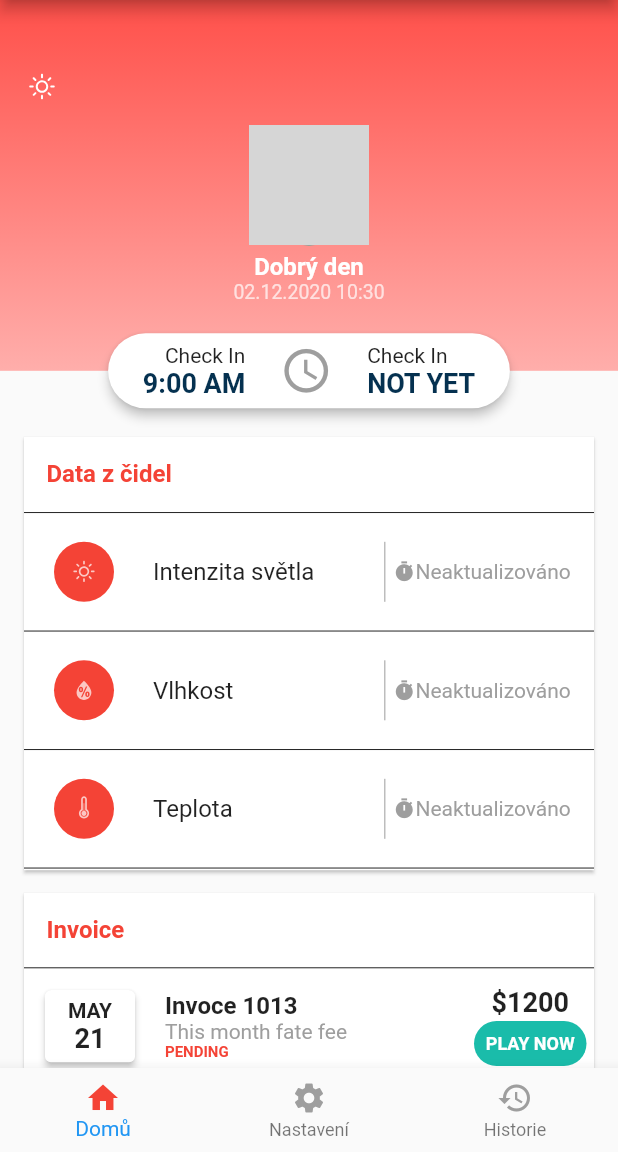
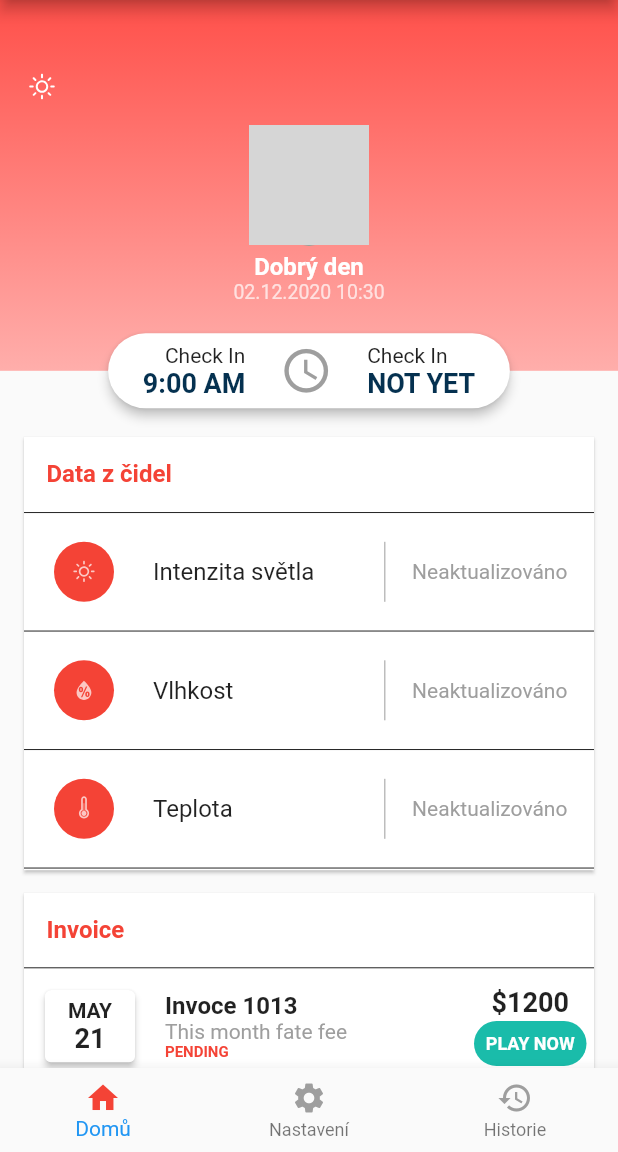
Before and after one commit to LeMatosDeFuk/maturita, a Flutter app: the screen it shows after launch, on a phone screen of 412 x 824 dp, the part 84-1236 px from its top. Run offline on Flutter 3.47's test engine with Material 2 defaults, Android fonts, the phone set to English and light mode, and no system bars; our stand-ins replace weather_icons; network calls fail; grey boxes are pictures that could not be loaded.

Commit message:
Update home.dart

```diff
--- a/lib/pages/home.dart
+++ b/lib/pages/home.dart
@@ -30,12 +30,13 @@ class _HomeState extends State<Home> {
       response = await http
           .get(url + 'photo-sensor', headers: {"Accept": "plain/text"});
       setState(() {
-        var photoSensorValue = double.parse(response.body);
-        if (photoSensorValue < 300.00) {
+        double photoSensorData = double.parse(response.body);
+        photoSensorValue = photoSensorData.toString();
+
+        if (photoSensorData < 300.00) {
           timeIcon = WeatherIcons.night_clear;
           welcomeText = "Dobrý večer";
         }
-        print(photoSensorValue);
       });
     } catch (e) {
       photoSensorValue = 'Nelze načíst data';
@@ -441,24 +442,14 @@ class _HomeState extends State<Home> {
               ),
             ),
           ),
-          child: Padding(
-            padding: const EdgeInsets.only(left: 5),
-            child: Row(
-              children: <Widget>[
-                Icon(
-                  Icons.timer,
-                  color: Colors.grey,
-                  size: 15,
-                ),
-                Text(
-                  sensorValue,
-                  style: TextStyle(
-                    color: Colors.grey,
-                  ),
-                )
-              ],
+          child: Center(
+              child: Text(
+            sensorValue,
+            textAlign: TextAlign.center,
+            style: TextStyle(
+              color: Colors.grey,
             ),
-          ),
+          )),
         ),
       ),
     );
```
